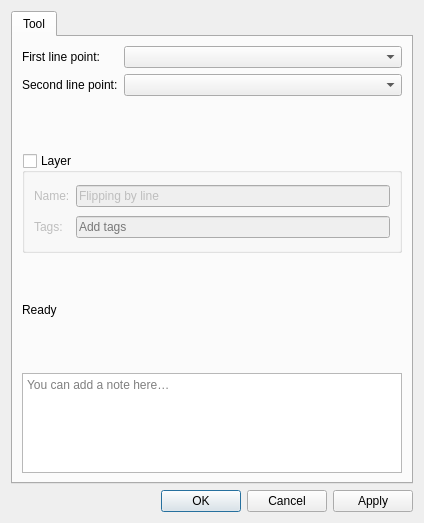
The window that src/libs/vtools/dialogs/tools/dialogflippingbyline.ui (equinox-patterns/Ostara) describes before a commit, drawn with Qt 5.
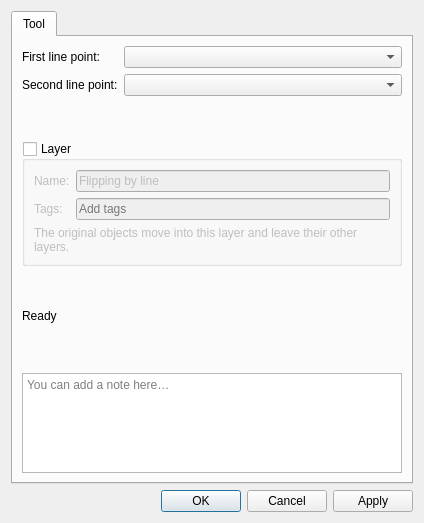
The same window after the commit. Icons and pictures are not drawn. Custom widgets are drawn as their Qt base class.

```diff
--- a/src/libs/vtools/dialogs/tools/dialogflippingbyline.ui
+++ b/src/libs/vtools/dialogs/tools/dialogflippingbyline.ui
@@ -112,6 +112,16 @@
             </property>
            </widget>
           </item>
+          <item row="2" column="0" colspan="2">
+           <widget class="QLabel" name="labelLayerHint">
+            <property name="text">
+             <string>The original objects move into this layer and leave their other layers.</string>
+            </property>
+            <property name="wordWrap">
+             <bool>true</bool>
+            </property>
+           </widget>
+          </item>
          </layout>
         </widget>
        </item>
```
